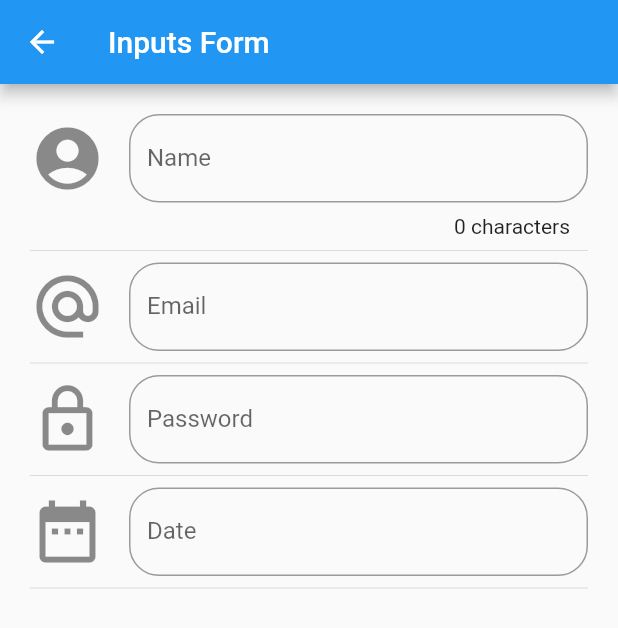
After one commit to adrian-poveda/components-app, a Flutter app: the InputsPage screen opened by its route, on a phone screen of 412 x 824 dp. The commit adds this screen. Shown: the top 628 px of the screen. Run offline on Flutter 3.47's test engine with Material 2 defaults, Android fonts, the phone set to English and light mode, and no system bars.

Commit message:
Input Fields like texts, passwords, dates...

```diff
--- a/data/menu_opts.json
+++ b/data/menu_opts.json
@@ -20,6 +20,11 @@
             "ruta" : "animation",
             "icon" : "donut_large",
             "texto": "Animation"
+        },
+        {
+            "ruta" : "inputs",
+            "icon" : "input",
+            "texto": "Inputs"
         }
     ]
 }
--- /dev/null
+++ b/lib/src/pages/inputs_page.dart
@@ -0,0 +1,169 @@
+import 'package:flutter/material.dart';
+
+class InputsPage extends StatefulWidget {
+  InputsPage({Key key}) : super(key: key);
+
+  _InputsPageState createState() => _InputsPageState();
+}
+
+class _InputsPageState extends State<InputsPage> {
+
+  String _name  = '';
+  String _email = '';
+  String _password = '';
+  String _selectedDate = '';
+  String _finalSelectedDate = '';
+  DateTime dateTime = DateTime.now();
+  TextEditingController _inputDateTimeController = new TextEditingController();
+
+  @override
+  Widget build(BuildContext context) {
+    return Scaffold(
+      appBar: AppBar(
+        title: Text('Inputs Form')
+      ),
+      body: ListView(
+        padding: EdgeInsets.all(20),
+        children: [
+          _createInput(),
+          Divider(),
+          _createEmailInput(),
+          Divider(),
+          _createPasswordInput(),
+          Divider(),
+          _createDateInput(context),
+          Divider(),
+          _createPerson()
+        ],
+      ),
+    );
+  }
+
+  Widget _createInput() {
+
+    return TextField(
+      autofocus: false,
+      textCapitalization: TextCapitalization.sentences,
+      decoration: InputDecoration(
+        border: OutlineInputBorder(
+          borderRadius: BorderRadius.circular(20)
+        ),
+        counter: Text('${_name.length} characters'),
+        //hintText: 'Your Name',
+        labelText: 'Name',
+        //helperText: 'Write your name',
+        //suffixIcon: Icon(Icons.accessibility),
+        icon: Icon(Icons.account_circle, size: 50)
+      ),
+      onChanged: (value) {
+        setState(() {
+          _name = value;
+        });
+
+      },
+    );
+
+  }
+
+  Widget _createPerson() {
+
+
+    return ListTile(
+      title: Text('$_name'),
+      subtitle: Text('$_email'),
+    );
+
+  }
+
+  Widget _createEmailInput() {
+
+    return TextField(
+      keyboardType: TextInputType.emailAddress,
+      autofocus: false,
+      decoration: InputDecoration(
+        border: OutlineInputBorder(
+          borderRadius: BorderRadius.circular(20)
+        ),
+        //hintText: 'Your Name',
+        labelText: 'Email',
+        //helperText: 'Write your name',
+        //suffixIcon: Icon(Icons.accessibility),
+        icon: Icon(Icons.alternate_email, size: 50)
+      ),
+      onChanged: (value) {
+        setState(() {
+          _email = value;
+        });
+
+      },
+    );
+  }
+
+  Widget _createPasswordInput() {
+
+    return TextField(
+      obscureText: true,
+      autofocus: false,
+      decoration: InputDecoration(
+        border: OutlineInputBorder(
+          borderRadius: BorderRadius.circular(20)
+        ),
+        //hintText: 'Your Name',
+        labelText: 'Password',
+        //helperText: 'Write your name',
+        //suffixIcon: Icon(Icons.accessibility),
+        icon: Icon(Icons.lock_outline, size: 50)
+      ),
+      onChanged: (value) {
+        setState(() {
+          _password = value;
+        });
+
+      },
+    );
+  }
+
+  Widget _createDateInput(BuildContext context) {
+
+    return TextField(
+      autofocus: false,
+      controller: _inputDateTimeController,
+      enableInteractiveSelection: false,
+      decoration: InputDecoration(
+        border: OutlineInputBorder(
+          borderRadius: BorderRadius.circular(20)
+        ),
+        //hintText: 'Your Name',
+        labelText: 'Date',
+        //helperText: 'Write your name',
+        //suffixIcon: Icon(Icons.accessibility),
+        icon: Icon(Icons.date_range, size: 50)
+      ),
+      onTap: (){
+
+        FocusScope.of(context).requestFocus(new FocusNode());
+        _selectDate(context);
+      },
+    );
+  }
+
+  void _selectDate(BuildContext context) async {
+
+    DateTime picked = await showDatePicker(
+      context: context,
+      initialDate: dateTime,
+      //initialDate: new DateTime.now(),
+      firstDate: new DateTime(2018),
+      lastDate: new DateTime(2025),
+    ); //porque devuelve un Future
+
+    if (picked != null){
+      setState(() {
+        _selectedDate = picked.toString();
+        dateTime = DateTime.parse(_selectedDate);
+        _finalSelectedDate = "${dateTime.day}-${dateTime.month}-${dateTime.year}";
+        _inputDateTimeController.text = _finalSelectedDate;
+      });
+    }
+  }
+}
--- a/lib/src/routes/routes.dart
+++ b/lib/src/routes/routes.dart
@@ -1,10 +1,11 @@
-import 'package:components_app/src/pages/animated_container.dart';
-import 'package:components_app/src/pages/card_page.dart';
 import 'package:flutter/material.dart';
 
 import 'package:components_app/src/pages/alert_page.dart';
 import 'package:components_app/src/pages/avatar_page.dart';
 import 'package:components_app/src/pages/home_page.dart';
+import 'package:components_app/src/pages/animated_container.dart';
+import 'package:components_app/src/pages/card_page.dart';
+import 'package:components_app/src/pages/inputs_page.dart';
 
 Map<String, WidgetBuilder> getApplicationRoutes() {
 
@@ -14,5 +15,6 @@ Map<String, WidgetBuilder> getApplicationRoutes() {
           'avatar' : ( BuildContext context ) => AvatarPage(),
           'card' : ( BuildContext context ) => CardPage(),
           'animation' : ( BuildContext context ) => AnimatedContainerPage(),
+          'inputs' : ( BuildContext context ) => InputsPage()
   };
 }
--- a/lib/src/utils/icon_string_util.dart
+++ b/lib/src/utils/icon_string_util.dart
@@ -7,6 +7,7 @@ final _icons = <String, IconData>{
   'accessibility' : Icons.accessibility,
   'folder_open'   : Icons.folder_open,
   'donut_large'   : Icons.donut_large,
+  'input'         : Icons.input
   }
 
 ;
```
